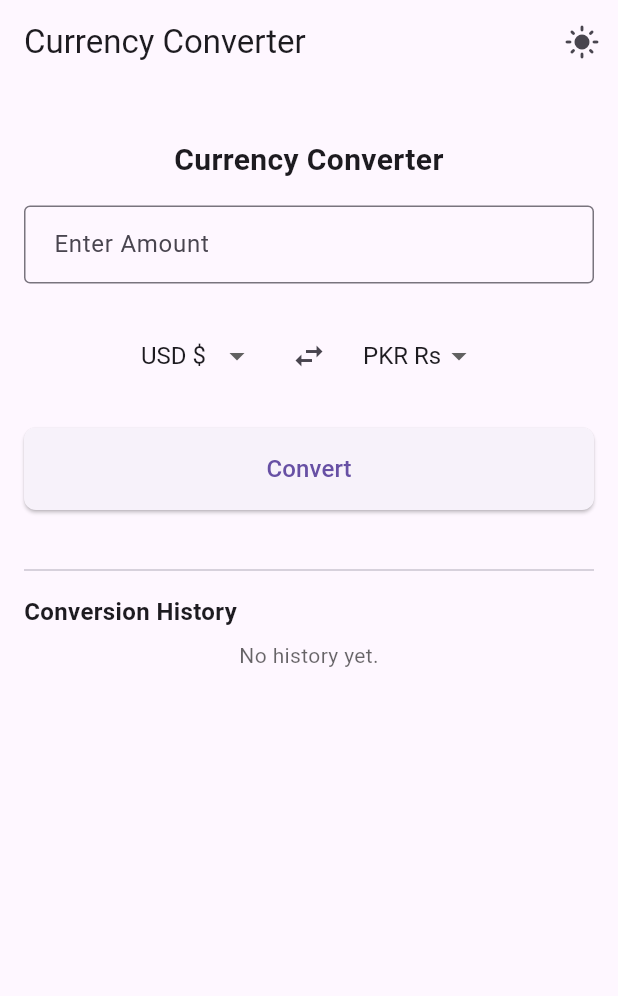
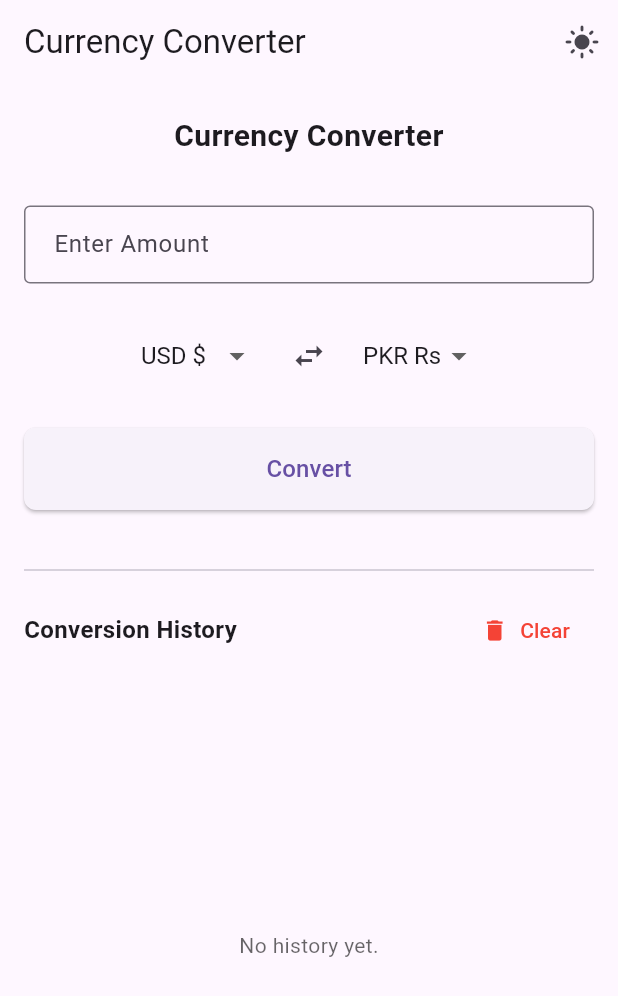
Before and after one commit to hassanbuilds/currency_converter_flutter, a Flutter app: the screen it shows after launch, on a phone screen of 412 x 824 dp. Shown: the top 996 px of the screen. Run offline on Flutter 3.47's test engine with Material 3 defaults, Android fonts, the phone set to English and light mode, and no system bars; our stand-ins replace shared_preferences.

Commit message:
Adding a button to clear the conversion history when  ever we  want to clear the conversion history

```diff
--- a/lib/currency_converter_material_page.dart
+++ b/lib/currency_converter_material_page.dart
@@ -56,6 +56,14 @@ class _CurrencyConverterPageState extends State<CurrencyConverterPage> {
     });
   }
 
+  void _clearHistory() async {
+    final prefs = await SharedPreferences.getInstance();
+    await prefs.remove('conversion_history');
+    setState(() {
+      _history = [];
+    });
+  }
+
   void _convertCurrency() {
     final amount = double.tryParse(_amountController.text);
     if (amount == null) return;
@@ -106,7 +114,6 @@ class _CurrencyConverterPageState extends State<CurrencyConverterPage> {
   @override
   Widget build(BuildContext context) {
     return Scaffold(
-      resizeToAvoidBottomInset: true, // allows screen to resize with keyboard
       appBar: AppBar(
         title: const Text('Currency Converter'),
         actions: [
@@ -116,23 +123,22 @@ class _CurrencyConverterPageState extends State<CurrencyConverterPage> {
           ),
         ],
       ),
-      body: SingleChildScrollView(
-        padding: const EdgeInsets.all(16.0),
-        child: Column(
-          crossAxisAlignment: CrossAxisAlignment.stretch,
+      body: Column(
         children: [
           // Bold centered title
           Padding(
             padding: const EdgeInsets.only(top: 20.0, bottom: 16.0),
             child: Text(
               'Currency Converter',
-                style: const TextStyle(
-                  fontSize: 20,
-                  fontWeight: FontWeight.bold,
-                ),
+              style: const TextStyle(fontSize: 20, fontWeight: FontWeight.bold),
               textAlign: TextAlign.center,
             ),
           ),
+          Expanded(
+            child: Padding(
+              padding: const EdgeInsets.all(16.0),
+              child: Column(
+                children: [
                   TextField(
                     controller: _amountController,
                     keyboardType: TextInputType.number,
@@ -180,7 +186,10 @@ class _CurrencyConverterPageState extends State<CurrencyConverterPage> {
                       ),
                       minimumSize: const Size(double.infinity, 0),
                     ),
-              child: const Text('Convert', style: TextStyle(fontSize: 16)),
+                    child: const Text(
+                      'Convert',
+                      style: TextStyle(fontSize: 16),
+                    ),
                   ),
                   const SizedBox(height: 24),
                   if (_result.isNotEmpty)
@@ -195,38 +204,69 @@ class _CurrencyConverterPageState extends State<CurrencyConverterPage> {
                       ),
                     ),
                   const Divider(height: 32),
+
+                  //  Conversion History Header with Clear Button
+                  Row(
+                    mainAxisAlignment: MainAxisAlignment.spaceBetween,
+                    children: [
                       const Text(
                         'Conversion History',
-              style: TextStyle(fontSize: 16, fontWeight: FontWeight.bold),
+                        style: TextStyle(
+                          fontSize: 16,
+                          fontWeight: FontWeight.bold,
+                        ),
+                      ),
+                      TextButton.icon(
+                        onPressed: _clearHistory,
+                        icon: const Icon(Icons.delete, color: Colors.red),
+                        label: const Text(
+                          "Clear",
+                          style: TextStyle(color: Colors.red),
+                        ),
+                      ),
+                    ],
                   ),
                   const SizedBox(height: 8),
+
+                  //  History List
+                  Expanded(
+                    child:
                         _history.isEmpty
                             ? Center(
                               child: Text(
                                 'No history yet.',
-                    style: TextStyle(color: Theme.of(context).hintColor),
+                                style: TextStyle(
+                                  color: Theme.of(context).hintColor,
+                                ),
                               ),
                             )
                             : ListView.builder(
-                  shrinkWrap: true, //  prevents overflow
-                  physics:
-                      const NeverScrollableScrollPhysics(), //  disables inner scroll
                               itemCount: _history.length,
                               itemBuilder:
                                   (context, index) => Card(
-                        margin: const EdgeInsets.symmetric(vertical: 4),
+                                    margin: const EdgeInsets.symmetric(
+                                      vertical: 4,
+                                    ),
                                     child: ListTile(
-                          contentPadding: const EdgeInsets.symmetric(
+                                      contentPadding:
+                                          const EdgeInsets.symmetric(
                                             horizontal: 16,
                                           ),
-                          leading: const Icon(Icons.history, size: 20),
+                                      leading: const Icon(
+                                        Icons.history,
+                                        size: 20,
+                                      ),
                                       title: Text(_history[index]),
+                                    ),
                                   ),
                             ),
                   ),
                 ],
               ),
             ),
+          ),
+        ],
+      ),
     );
   }
 }
```
Lines whose indentation alone changed are shown as unchanged.
